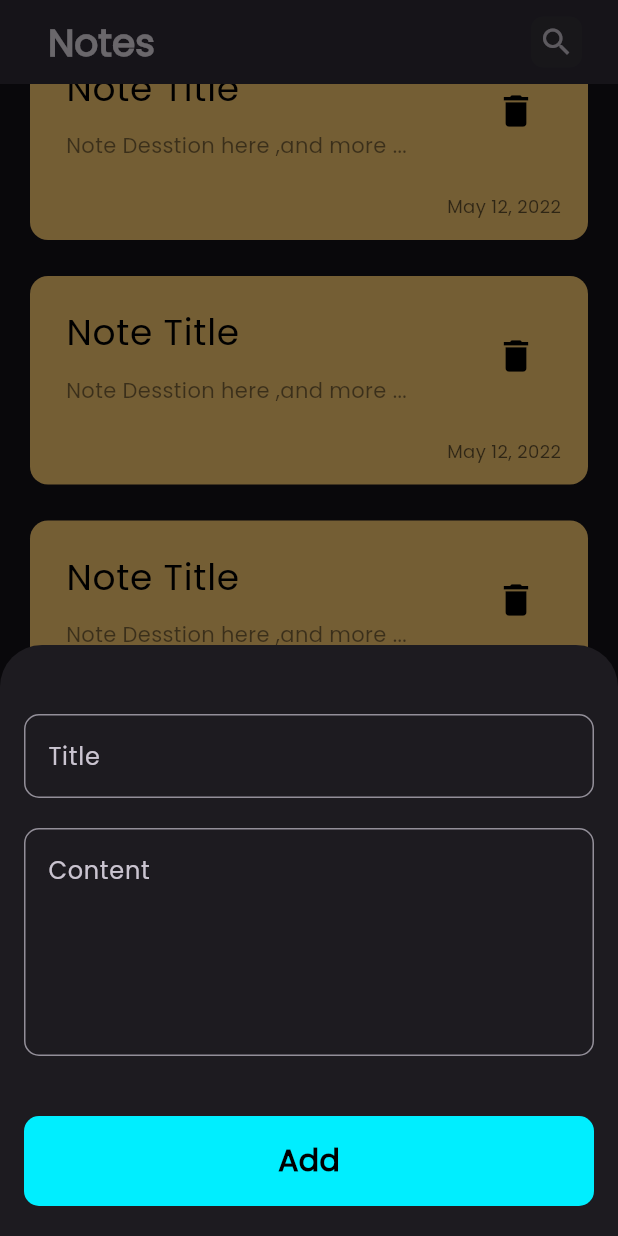
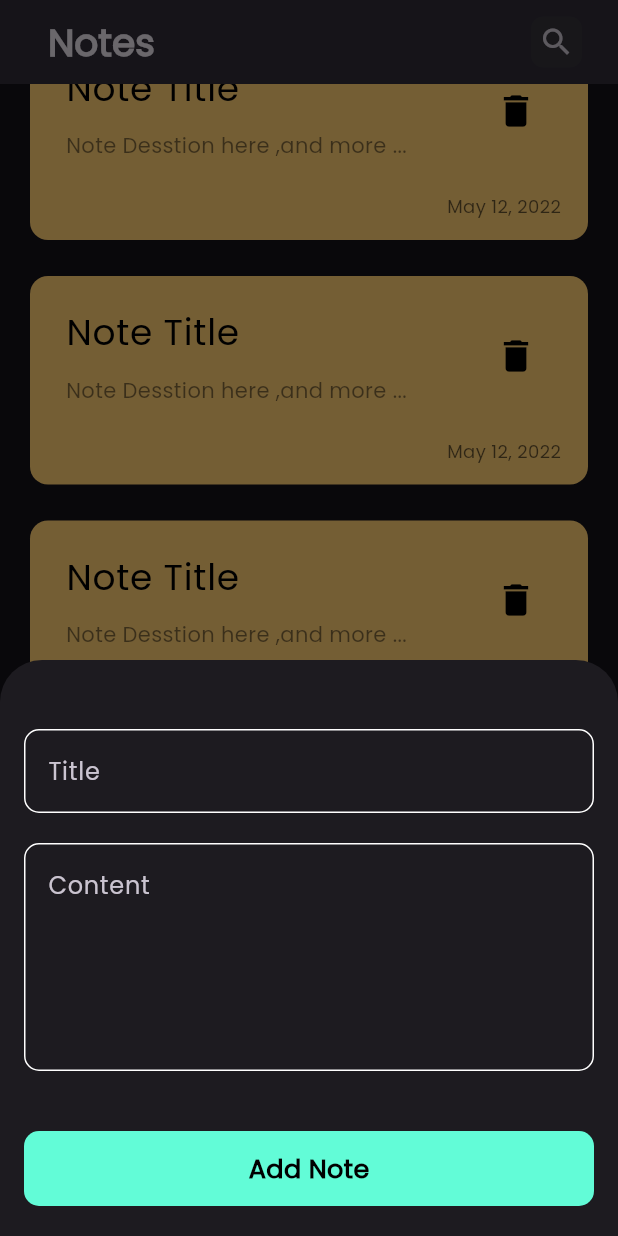
Before and after one commit to mohamedmagdy2301/notes_app, a Flutter app: the screen it shows after launch, scrolled down 862 dp, after a tap on the "add" icon, on a phone screen of 412 x 824 dp. Run offline on Flutter 3.47's test engine with Material 3 defaults, Android fonts, the phone set to English and light mode, and no system bars; our stand-ins replace hive, hive_flutter; accounts and stored records are empty.

Commit message:
change some ui in bottom sheet

```diff
--- a/lib/views/widgets/add_note_bottom_sheet.dart
+++ b/lib/views/widgets/add_note_bottom_sheet.dart
@@ -1,6 +1,5 @@
 import 'package:flutter/material.dart';
-import 'package:notes_app/views/widgets/customer_elevated_button_in_bottom_sheet.dart';
-import 'package:notes_app/views/widgets/customer_text_field.dart';
+import 'package:notes_app/views/widgets/add_note_form.dart';
 
 class AddNoteBottomSheet extends StatelessWidget {
   const AddNoteBottomSheet({
@@ -22,56 +21,3 @@ class AddNoteBottomSheet extends StatelessWidget {
     );
   }
 }
-
-class AddNoteForm extends StatefulWidget {
-  const AddNoteForm({
-    super.key,
-  });
-
-  @override
-  State<AddNoteForm> createState() => _AddNoteFormState();
-}
-
-class _AddNoteFormState extends State<AddNoteForm> {
-  final GlobalKey<FormState> formKey = GlobalKey<FormState>();
-  AutovalidateMode autovalidateMode = AutovalidateMode.disabled;
-  String? title, subTitle;
-  @override
-  Widget build(BuildContext context) {
-    return Form(
-      key: formKey,
-      autovalidateMode: autovalidateMode,
-      child: Column(
-        children: [
-          const SizedBox(height: 30),
-          CustomerTextField(
-            title: 'Title',
-            maxLines: 1,
-            onSaved: (value) {
-              title = value;
-            },
-          ),
-          const SizedBox(height: 20),
-          CustomerTextField(
-              title: 'Content',
-              maxLines: 5,
-              onSaved: (value) {
-                subTitle = value;
-              }),
-          const SizedBox(height: 40),
-          CustomerElevatedButtonInBottomSheet(
-            onTap: () {
-              if (formKey.currentState!.validate()) {
-                formKey.currentState!.save();
-              } else {
-                autovalidateMode = AutovalidateMode.always;
-                setState(() {});
-              }
-            },
-          ),
-          const SizedBox(height: 20),
-        ],
-      ),
-    );
-  }
-}
--- /dev/null
+++ b/lib/views/widgets/add_note_form.dart
@@ -0,0 +1,56 @@
+import 'package:flutter/material.dart';
+import 'package:notes_app/views/widgets/customer_elevated_button_in_bottom_sheet.dart';
+import 'package:notes_app/views/widgets/customer_text_field.dart';
+
+class AddNoteForm extends StatefulWidget {
+  const AddNoteForm({
+    super.key,
+  });
+
+  @override
+  State<AddNoteForm> createState() => _AddNoteFormState();
+}
+
+class _AddNoteFormState extends State<AddNoteForm> {
+  final GlobalKey<FormState> formKey = GlobalKey<FormState>();
+  AutovalidateMode autovalidateMode = AutovalidateMode.disabled;
+  String? title, subTitle;
+  @override
+  Widget build(BuildContext context) {
+    return Form(
+      key: formKey,
+      autovalidateMode: autovalidateMode,
+      child: Column(
+        children: [
+          const SizedBox(height: 30),
+          CustomerTextField(
+            title: 'Title',
+            maxLines: 1,
+            onSaved: (value) {
+              title = value;
+            },
+          ),
+          const SizedBox(height: 20),
+          CustomerTextField(
+              title: 'Content',
+              maxLines: 5,
+              onSaved: (value) {
+                subTitle = value;
+              }),
+          const SizedBox(height: 40),
+          CustomerElevatedButtonInBottomSheet(
+            onTap: () {
+              if (formKey.currentState!.validate()) {
+                formKey.currentState!.save();
+              } else {
+                autovalidateMode = AutovalidateMode.always;
+                setState(() {});
+              }
+            },
+          ),
+          const SizedBox(height: 20),
+        ],
+      ),
+    );
+  }
+}
--- a/lib/views/widgets/customer_elevated_button_in_bottom_sheet.dart
+++ b/lib/views/widgets/customer_elevated_button_in_bottom_sheet.dart
@@ -1,4 +1,5 @@
 import 'package:flutter/material.dart';
+import 'package:notes_app/helper/constant.dart';
 
 class CustomerElevatedButtonInBottomSheet extends StatelessWidget {
   const CustomerElevatedButtonInBottomSheet({
@@ -12,16 +13,16 @@ class CustomerElevatedButtonInBottomSheet extends StatelessWidget {
       onTap: onTap,
       child: Container(
         width: double.infinity,
-        height: 60,
+        height: 50,
         alignment: Alignment.center,
         decoration: BoxDecoration(
           borderRadius: BorderRadius.circular(10),
-          color: const Color.fromARGB(255, 0, 238, 255),
+          color: kPrimaryColor,
         ),
         child: const Text(
-          'Add',
+          'Add Note',
           style: TextStyle(
-            fontSize: 20,
+            fontSize: 17,
             color: Colors.black,
             fontWeight: FontWeight.w600,
           ),
--- a/lib/views/widgets/customer_text_field.dart
+++ b/lib/views/widgets/customer_text_field.dart
@@ -1,4 +1,5 @@
 import 'package:flutter/material.dart';
+import 'package:notes_app/helper/constant.dart';
 
 class CustomerTextField extends StatelessWidget {
   const CustomerTextField({
@@ -18,15 +19,27 @@ class CustomerTextField extends StatelessWidget {
         if (value?.isEmpty ?? true) {
           return 'field is required';
         }
+        return null;
       },
+      onSaved: onSaved,
       maxLines: maxLines,
+      cursorColor: kPrimaryColor,
       decoration: InputDecoration(
         hintText: title,
         border: const OutlineInputBorder(
-          borderRadius: BorderRadius.all(Radius.circular(10)),
+          borderRadius: BorderRadius.all(
+            Radius.circular(10),
+          ),
+        ),
+        enabledBorder: OutlineInputBorder(
+          borderRadius: BorderRadius.circular(10),
+          borderSide: const BorderSide(color: Colors.white),
+        ),
+        focusedBorder: OutlineInputBorder(
+          borderRadius: BorderRadius.circular(10),
+          borderSide: const BorderSide(color: kPrimaryColor),
         ),
       ),
-      onSaved: onSaved,
     );
   }
 }
--- a/lib/views/widgets/floating_button_add_note_item.dart
+++ b/lib/views/widgets/floating_button_add_note_item.dart
@@ -11,6 +11,7 @@ class FloatingButtonAddNoteItem extends StatelessWidget {
   Widget build(BuildContext context) {
     return FloatingActionButton(
       backgroundColor: kPrimaryColor,
+      shape: const CircleBorder(),
       onPressed: () {
         showModalBottomSheet(
             isScrollControlled: true,
@@ -19,7 +20,11 @@ class FloatingButtonAddNoteItem extends StatelessWidget {
               return const AddNoteBottomSheet();
             });
       },
-      child: const Icon(Icons.add, color: Colors.black),
+      child: const Icon(
+        Icons.add,
+        color: Colors.black,
+        size: 30,
+      ),
     );
   }
 }
```
